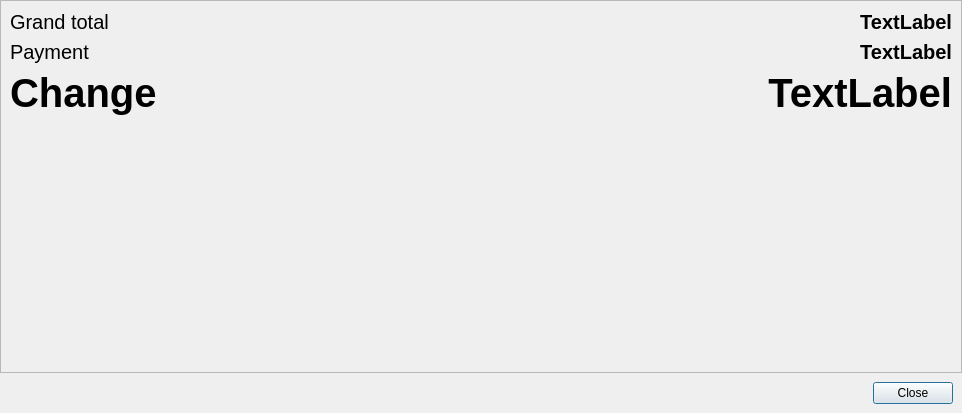
Before: the Qt Designer form app/views/templates/generated/PostOrder.ui in rondalefloyd/mts-pos, drawn with Qt 5.
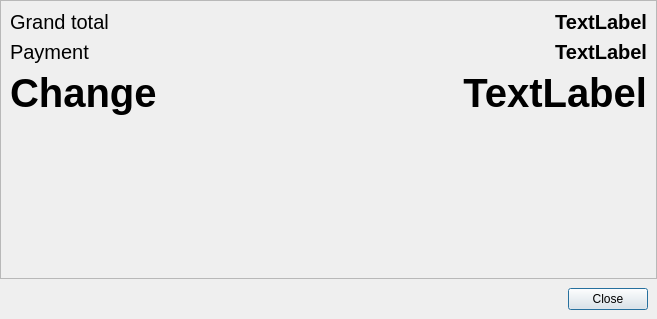
After: the same form once the commit is applied.

The edit to the form file:
```diff
--- a/app/views/templates/generated/PostOrder.ui
+++ b/app/views/templates/generated/PostOrder.ui
@@ -6,8 +6,8 @@
    <rect>
     <x>0</x>
     <y>0</y>
-    <width>962</width>
-    <height>413</height>
+    <width>657</width>
+    <height>319</height>
    </rect>
   </property>
   <property name="windowTitle">
```
